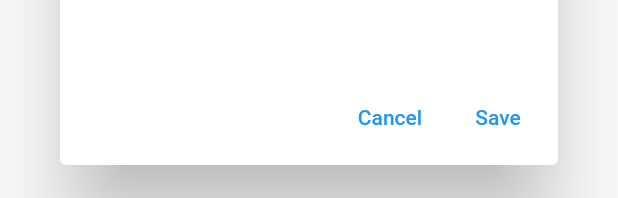
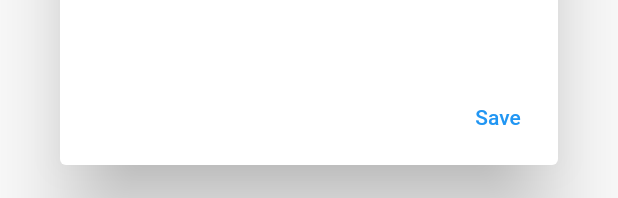
Before and after one commit to kirillmokretsov/otp_storage, a Flutter app: the TagsDialog widget shown alone on an empty page, opened directly with empty values, on a phone screen of 412 x 824 dp. Shown: the part 1035-1233 px from the top of the screen. Run offline on Flutter 3.47's test engine with Material 2 defaults, Android fonts, the phone set to English and light mode, and no system bars; our stand-ins replace recase, simple_icons, sqflite; missing offline and left inert: about, otp, qr_code_scanner; accounts and stored records are empty.

Commit message:
I decided that both buttons would do the same so I removed one of them because it would confuse user

```diff
--- a/lib/TagsDialog.dart
+++ b/lib/TagsDialog.dart
@@ -31,11 +31,6 @@ class _TagsDialogState extends State<TagsDialog> {
         TextButton(
           // TODO: implement onPressed
           onPressed: () {},
-          child: Text("Cancel"),
-        ),
-        TextButton(
-          // TODO: implement onPressed
-          onPressed: () {},
           child: Text("Save"),
         ),
       ],
```
